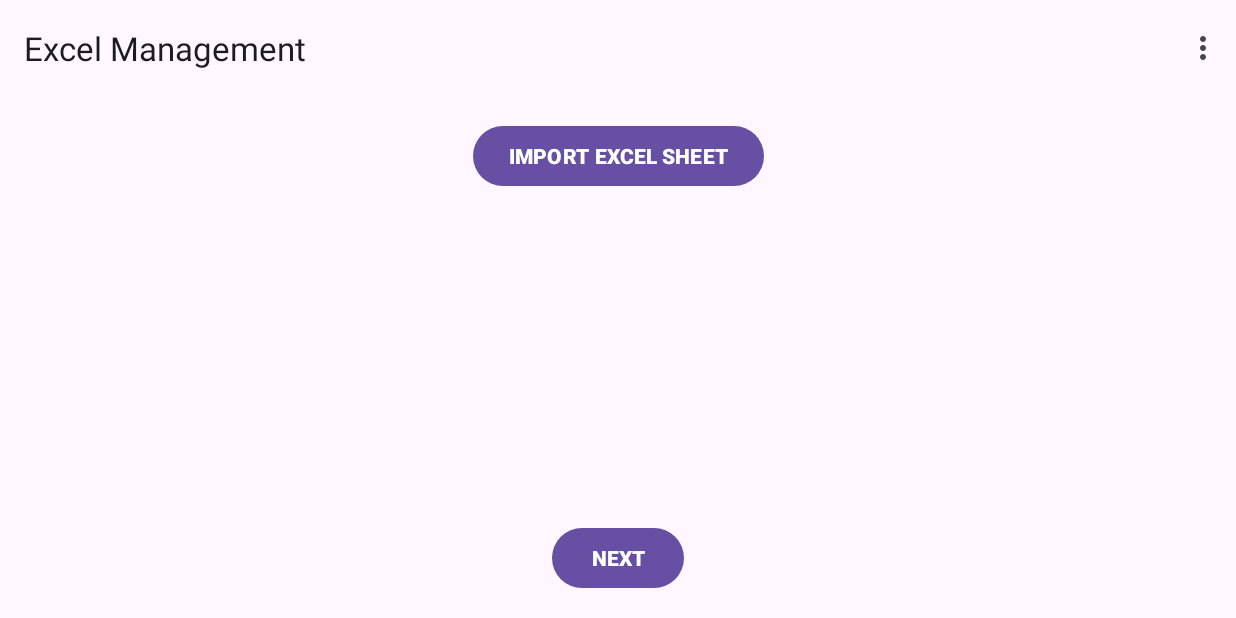
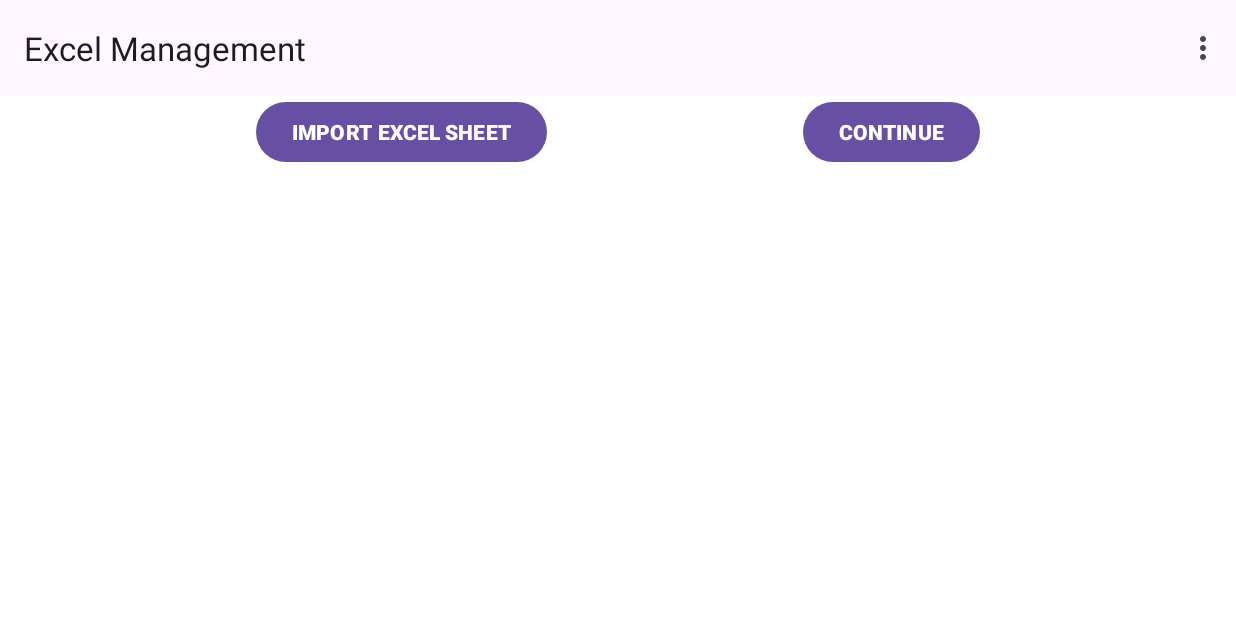
Before and after one commit to manikantagarikipati/Christisus, an Android app: the screen it shows after launch (MainActivity), on a phone screen of 824 x 412 dp (held sideways). Run offline under Robolectric (Android 15) with nearby library versions, the phone set to English and light mode, and no system bars; our stand-ins replace navigation-ui.

Commit message:
Fix Keyboard overlapping the student list screen when editing

```diff
--- a/app/src/main/res/layout/activity_main.xml
+++ b/app/src/main/res/layout/activity_main.xml
@@ -21,6 +21,4 @@
 
     <include layout="@layout/content_main" />
 
-
-
 </androidx.coordinatorlayout.widget.CoordinatorLayout>
--- a/app/src/main/res/layout/fragment_first.xml
+++ b/app/src/main/res/layout/fragment_first.xml
@@ -4,40 +4,47 @@
     xmlns:tools="http://schemas.android.com/tools"
     android:layout_width="match_parent"
     android:layout_height="match_parent"
+    android:fitsSystemWindows="true"
+    android:background="@color/white"
     android:padding="16dp"
     tools:context=".fillstudent.FillStudentInfoFragment">
 
     <Button
         android:id="@+id/btn_select_sheet"
-        app:layout_constraintTop_toTopOf="parent"
-        app:layout_constraintStart_toStartOf="parent"
-        app:layout_constraintEnd_toEndOf="parent"
+        android:layout_width="wrap_content"
+        android:layout_height="wrap_content"
         android:text="@string/import_excel_sheet"
-        android:layout_width="wrap_content"
         android:textAllCaps="true"
         android:textStyle="bold"
-        android:layout_height="wrap_content"/>
-
-    <androidx.recyclerview.widget.RecyclerView
-        android:layout_margin="8dp"
-        android:id="@+id/rv_student_info"
-        app:layout_constraintTop_toBottomOf="@id/btn_select_sheet"
+        app:layout_constraintEnd_toStartOf="@id/btn_save"
         app:layout_constraintStart_toStartOf="parent"
-        app:layout_constraintEnd_toEndOf="parent"
-        app:layout_constraintBottom_toTopOf="@id/btn_save"
-        android:layout_width="match_parent"
-        android:layout_height="0dp"/>
+        app:layout_constraintTop_toTopOf="parent" />
 
     <Button
         android:id="@+id/btn_save"
-        android:text="Next"
+        android:layout_width="wrap_content"
+        android:layout_height="wrap_content"
+        android:text="Continue"
+        android:textAllCaps="true"
+        android:textStyle="bold"
+        app:layout_constraintBottom_toBottomOf="@id/btn_select_sheet"
+        app:layout_constraintEnd_toEndOf="parent"
         app:layout_constraintHorizontal_chainStyle="packed"
-        app:layout_constraintTop_toBottomOf="@id/rv_student_info"
+        app:layout_constraintStart_toEndOf="@id/btn_select_sheet"
+        app:layout_constraintTop_toTopOf="@id/btn_select_sheet" />
+
+
+    <androidx.recyclerview.widget.RecyclerView
+        android:id="@+id/rv_student_info"
+        android:layout_width="match_parent"
+        android:layout_height="0dp"
+        android:layout_margin="8dp"
+        android:paddingBottom="24dp"
+        android:isScrollContainer="true"
+        app:layout_behavior="@string/appbar_scrolling_view_behavior"
         app:layout_constraintBottom_toBottomOf="parent"
+        app:layout_constraintEnd_toEndOf="parent"
         app:layout_constraintStart_toStartOf="parent"
-        app:layout_constraintEnd_toEndOf="parent"
-        android:textStyle="bold"
-        android:textAllCaps="true"
-        android:layout_width="wrap_content"
-        android:layout_height="wrap_content"/>
+        app:layout_constraintTop_toBottomOf="@id/btn_select_sheet"/>
+
 </androidx.constraintlayout.widget.ConstraintLayout>
```
